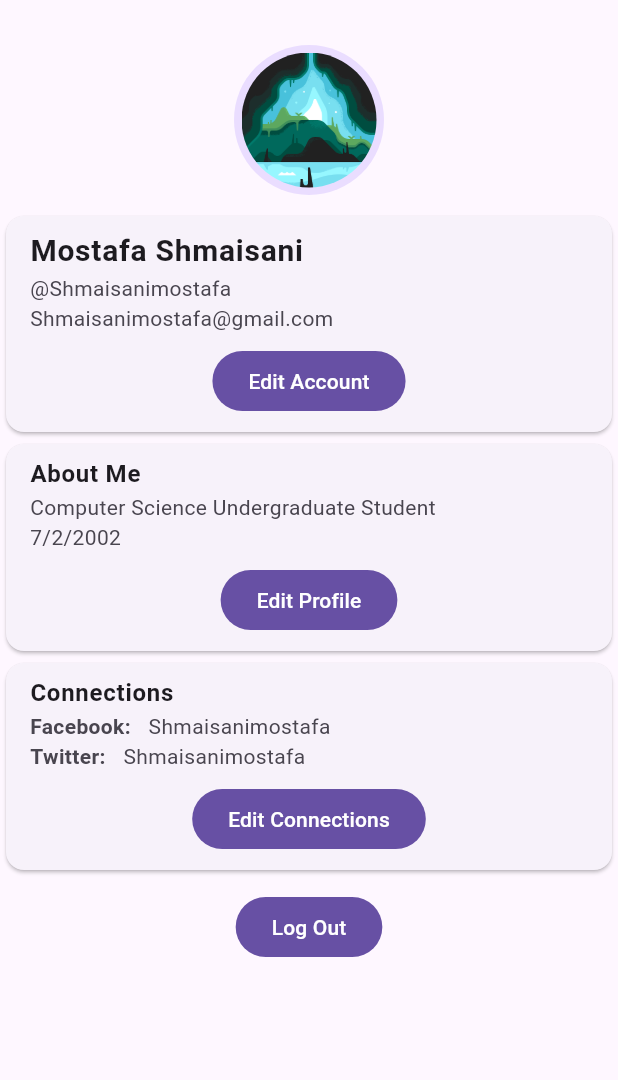
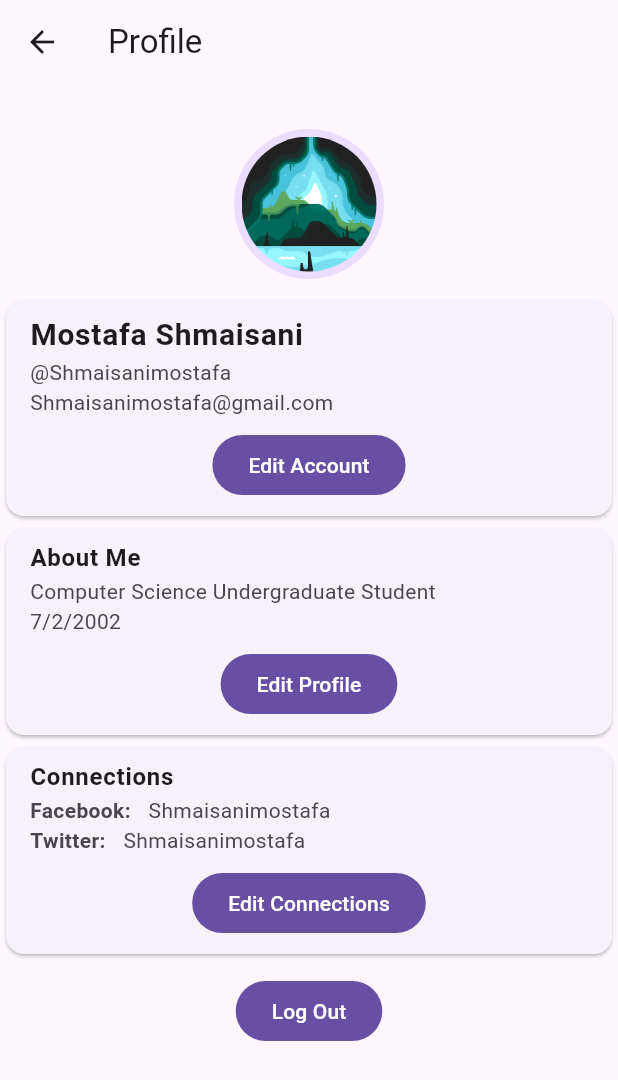
Before and after one commit to shmaisanimostafa/Security-Guard-Mobile, a Flutter app: the Profile screen opened directly, on a phone screen of 412 x 824 dp. Shown: the top 1080 px of the screen. Run offline on Flutter 3.47's test engine with Material 3 defaults, Android fonts, the phone set to English and light mode, and no system bars.

Commit message:
Edit the Look of Profile Screen

```diff
--- a/security_guard/lib/Screens/profile.dart
+++ b/security_guard/lib/Screens/profile.dart
@@ -5,7 +5,11 @@ class Profile extends StatelessWidget {
 
   @override
   Widget build(BuildContext context) {
-    return SingleChildScrollView(
+    return Scaffold(
+      appBar: AppBar(
+        title: const Text('Profile'),
+      ),
+      body: SingleChildScrollView(
         child: Center(
           child: Column(
             children: [
@@ -24,8 +28,8 @@ class Profile extends StatelessWidget {
                     const ListTile(
                       title: Text(
                         'Mostafa Shmaisani',
-                      style:
-                          TextStyle(fontWeight: FontWeight.bold, fontSize: 20),
+                        style: TextStyle(
+                            fontWeight: FontWeight.bold, fontSize: 20),
                       ),
                       subtitle: Column(
                         crossAxisAlignment: CrossAxisAlignment.start,
@@ -135,13 +139,14 @@ class Profile extends StatelessWidget {
               const SizedBox(height: 10),
               FilledButton(
                   onPressed: () {
-                  Navigator.pop(context);
+                    // Navigator.pop(context);
                   },
                   child: const Text('Log Out')),
               const SizedBox(height: 40),
             ],
           ),
         ),
+      ),
     );
   }
 }
```
Lines whose indentation alone changed are shown as unchanged.
